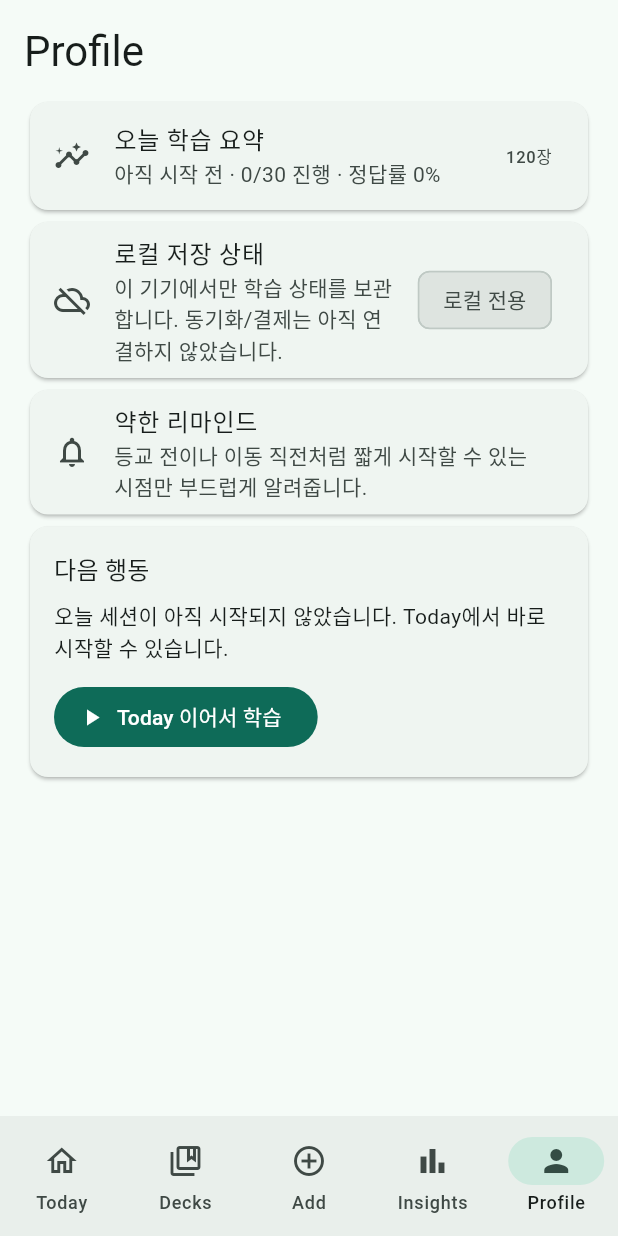
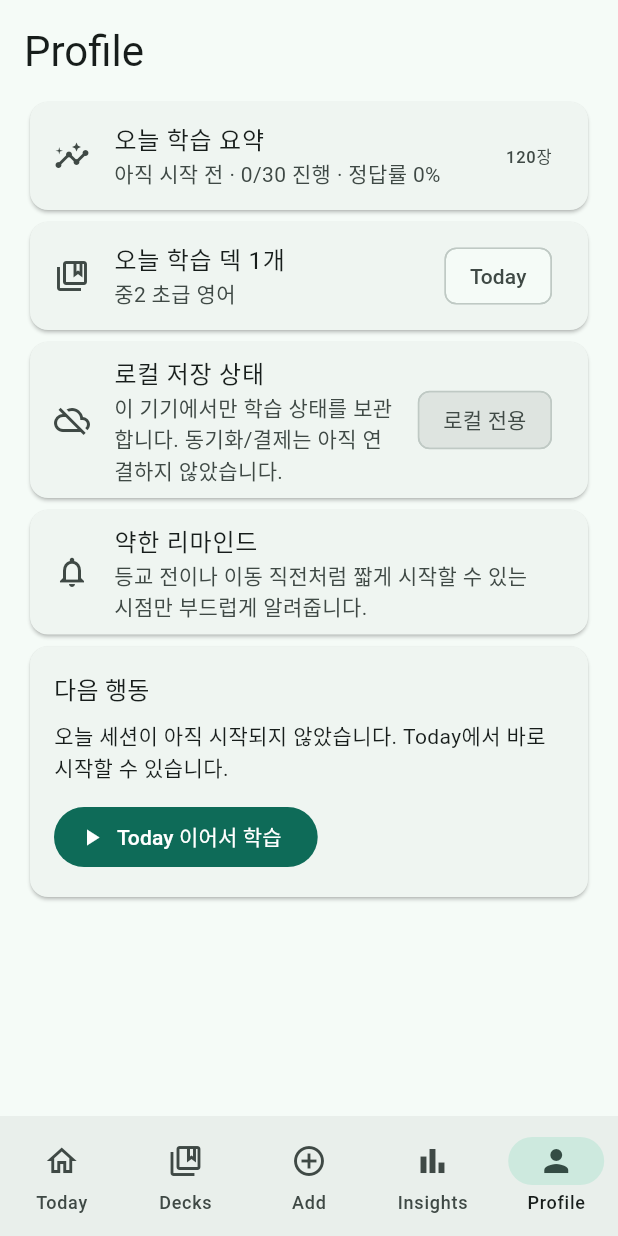
Before and after one commit to 0807ksc/repeato, a Flutter app: the screen it shows after launch, item 5 of the bottom bar chosen, on a phone screen of 412 x 824 dp. Run offline on Flutter 3.47's test engine with Material 3 defaults, Android fonts, the phone set to English and light mode, and no system bars.

Commit message:
feat: show profile today deck summary (#29) (#30)
Co-authored-by: sungchul kang <sungchulkang@sungchului-MacBookPro.local>

```diff
--- a/app/lib/app_root.dart
+++ b/app/lib/app_root.dart
@@ -258,6 +258,7 @@ class _AppRootState extends State<AppRoot> {
       ProfileScreen(
         stats: _stats,
         totalCards: todayCards.length,
+        todayStudyDeckNames: todayDeckNames,
         onResumeToday: () => setState(() => _currentIndex = 0),
       ),
     ];
--- a/app/lib/screens/profile_screen.dart
+++ b/app/lib/screens/profile_screen.dart
@@ -7,11 +7,13 @@ class ProfileScreen extends StatelessWidget {
     super.key,
     required this.stats,
     required this.totalCards,
+    required this.todayStudyDeckNames,
     required this.onResumeToday,
   });
 
   final SessionStats stats;
   final int totalCards;
+  final List<String> todayStudyDeckNames;
   final VoidCallback onResumeToday;
 
   @override
@@ -23,6 +25,11 @@ class ProfileScreen extends StatelessWidget {
         : stats.done
         ? '오늘 목표 달성'
         : '오늘 학습 진행 중';
+    final todayDeckSummary = todayStudyDeckNames.isEmpty
+        ? '선택된 덱 없음'
+        : todayStudyDeckNames.length <= 2
+        ? todayStudyDeckNames.join(' + ')
+        : '${todayStudyDeckNames.take(2).join(', ')} 외 ${todayStudyDeckNames.length - 2}개';
 
     return ListView(
       padding: const EdgeInsets.all(16),
@@ -37,6 +44,14 @@ class ProfileScreen extends StatelessWidget {
               '$statusText · ${stats.completed}/${stats.target} 진행 · 정답률 $accuracy%',
             ),
             trailing: Text('$totalCards장'),
+          ),
+        ),
+        Card(
+          child: ListTile(
+            leading: const Icon(Icons.collections_bookmark_outlined),
+            title: Text('오늘 학습 덱 ${todayStudyDeckNames.length}개'),
+            subtitle: Text(todayDeckSummary),
+            trailing: const Chip(label: Text('Today')),
           ),
         ),
         Card(
```
Also changed, not shown: 1 other file.
